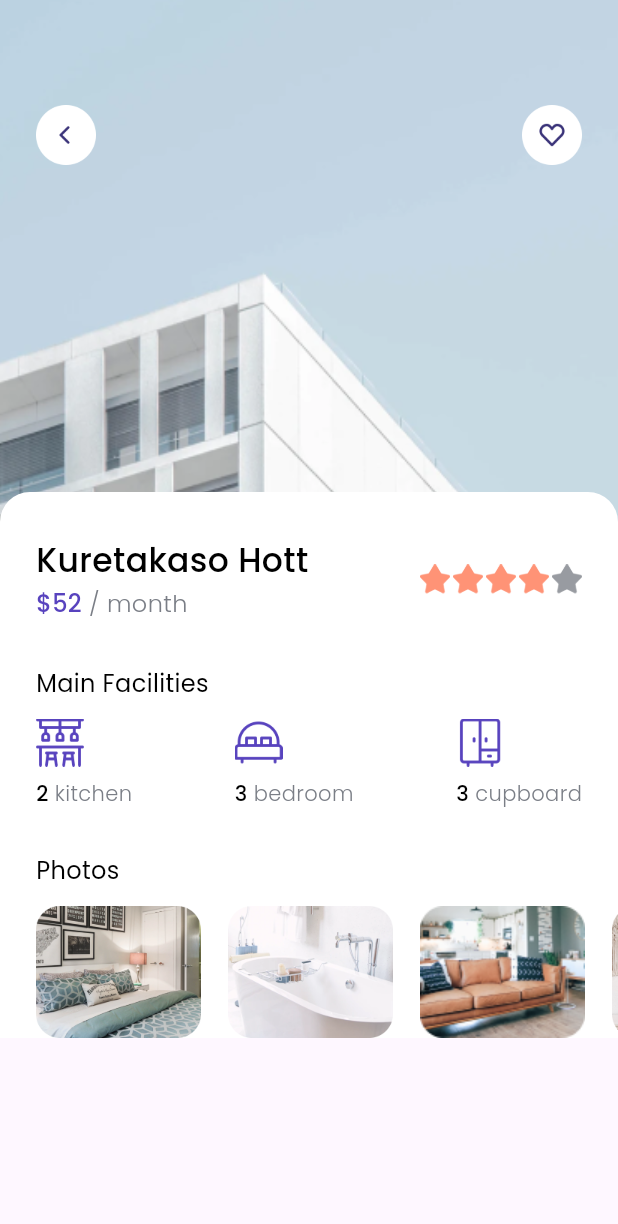
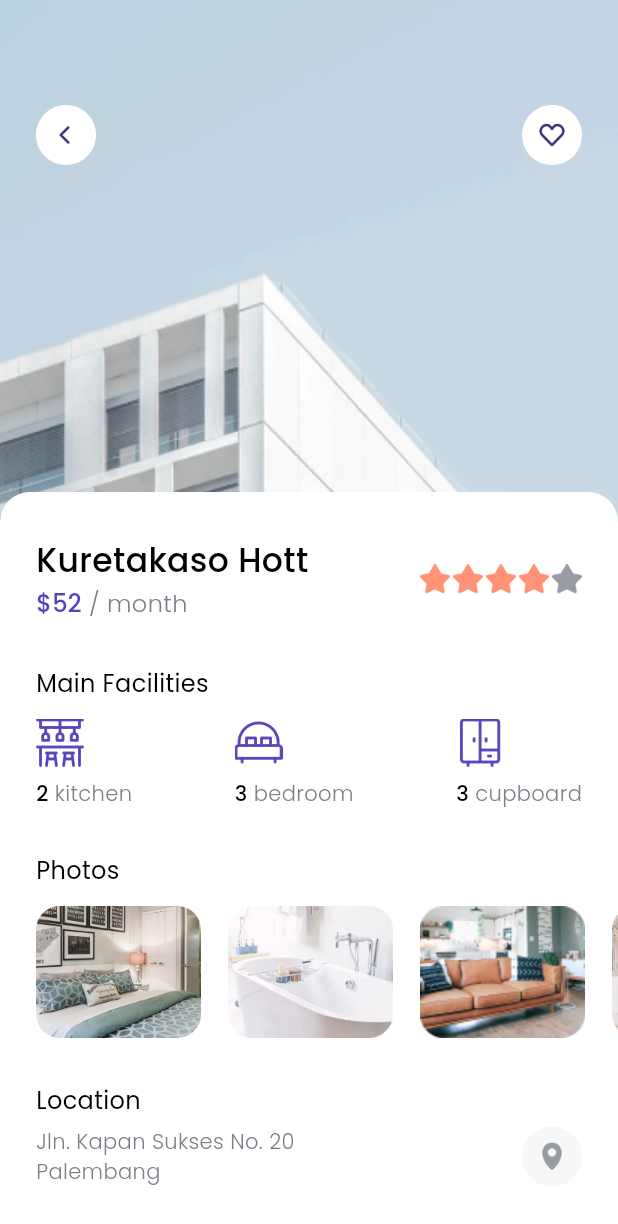
Before and after one commit to sandilokaa/cozy_flutter, a Flutter app: the DetailPage screen opened directly, on a phone screen of 412 x 824 dp. Shown: the top 1224 px of the screen. Run offline on Flutter 3.47's test engine with Material 3 defaults, Android fonts, the phone set to English and light mode, and no system bars; our stand-ins replace google_fonts.

Commit message:
chore: update feature

```diff
--- a/lib/pages/detail_page.dart
+++ b/lib/pages/detail_page.dart
@@ -1,13 +1,30 @@
+import 'package:cozy_flutter/pages/error_page.dart';
 import 'package:cozy_flutter/theme.dart';
 import 'package:cozy_flutter/widgets/facility_item.dart';
 import 'package:flutter/material.dart';
+import 'package:url_launcher/url_launcher.dart';
 
 class DetailPage extends StatelessWidget {
   const DetailPage({super.key});
 
   @override
   Widget build(BuildContext context) {
+    Future<void> openUrl(String url) async {
+      final uri = Uri.parse(url);
+
+      if (await canLaunchUrl(uri)) {
+        await launchUrl(uri, mode: LaunchMode.externalApplication);
+      } else {
+        Navigator.push(
+          // ignore: use_build_context_synchronously
+          context,
+          MaterialPageRoute(builder: (context) => ErrorPage()),
+        );
+      }
+    }
+
     return Scaffold(
+      backgroundColor: whiteColor,
       body: SafeArea(
         top: false,
         bottom: false,
@@ -172,6 +189,59 @@ class DetailPage extends StatelessWidget {
                     ],
                   ),
                 ),
+                SizedBox(height: 30),
+                Padding(
+                  padding: EdgeInsets.only(left: edge),
+                  child: Text(
+                    'Location',
+                    style: regularTextStyle.copyWith(fontSize: 16),
+                  ),
+                ),
+                SizedBox(height: 6),
+                Padding(
+                  padding: EdgeInsets.symmetric(horizontal: edge),
+                  child: Row(
+                    mainAxisAlignment: MainAxisAlignment.spaceBetween,
+                    children: [
+                      Text(
+                        'Jln. Kapan Sukses No. 20\nPalembang',
+                        style: greyextStyle,
+                      ),
+                      InkWell(
+                        onTap: () => {
+                          // openUrl('https://goo.gl/maps/SyZx2yjWB1yR6AeH8'),
+                          openUrl('qwertyuiop'),
+                        },
+                        child: Image.asset(
+                          'assets/icon_btn_location.png',
+                          width: 40,
+                        ),
+                      ),
+                    ],
+                  ),
+                ),
+                SizedBox(height: 40),
+                Container(
+                  margin: EdgeInsets.symmetric(horizontal: edge),
+                  height: 50,
+                  width: MediaQuery.of(context).size.width - (2 * edge),
+                  child: ElevatedButton(
+                    style: ElevatedButton.styleFrom(
+                      backgroundColor: Color(0xFF5843BE),
+                      shape: RoundedRectangleBorder(
+                        borderRadius: BorderRadius.circular(17),
+                      ),
+                    ),
+                    onPressed: () {
+                      openUrl('tel:+628123456789');
+                    },
+                    child: Text(
+                      'Book Now',
+                      style: whiteTextStyle.copyWith(fontSize: 18),
+                    ),
+                  ),
+                ),
+                SizedBox(height: 40),
               ],
             ),
             Positioned(
--- a/lib/pages/home_page.dart
+++ b/lib/pages/home_page.dart
@@ -14,6 +14,7 @@ class HomePage extends StatelessWidget {
   @override
   Widget build(BuildContext context) {
     return Scaffold(
+      backgroundColor: whiteColor,
       body: SafeArea(
         bottom: false,
         child: ListView(
--- a/lib/pages/splash_page.dart
+++ b/lib/pages/splash_page.dart
@@ -8,6 +8,7 @@ class SplashPage extends StatelessWidget {
   @override
   Widget build(BuildContext context) {
     return Scaffold(
+      backgroundColor: whiteColor,
       body: SafeArea(
         bottom: false,
         child: Stack(
--- a/pubspec.yaml
+++ b/pubspec.yaml
@@ -32,6 +32,7 @@ dependencies:
   flutter:
     sdk: flutter
   google_fonts: ^7.0.1
+  url_launcher: ^6.3.2
 
 dev_dependencies:
   # The "flutter_lints" package below contains a set of recommended lints to
```
Also changed, not shown: lib/pages/error_page.dart (added, +61 -0 lines), assets/404.png (added), pubspec.lock, 6 other files.
